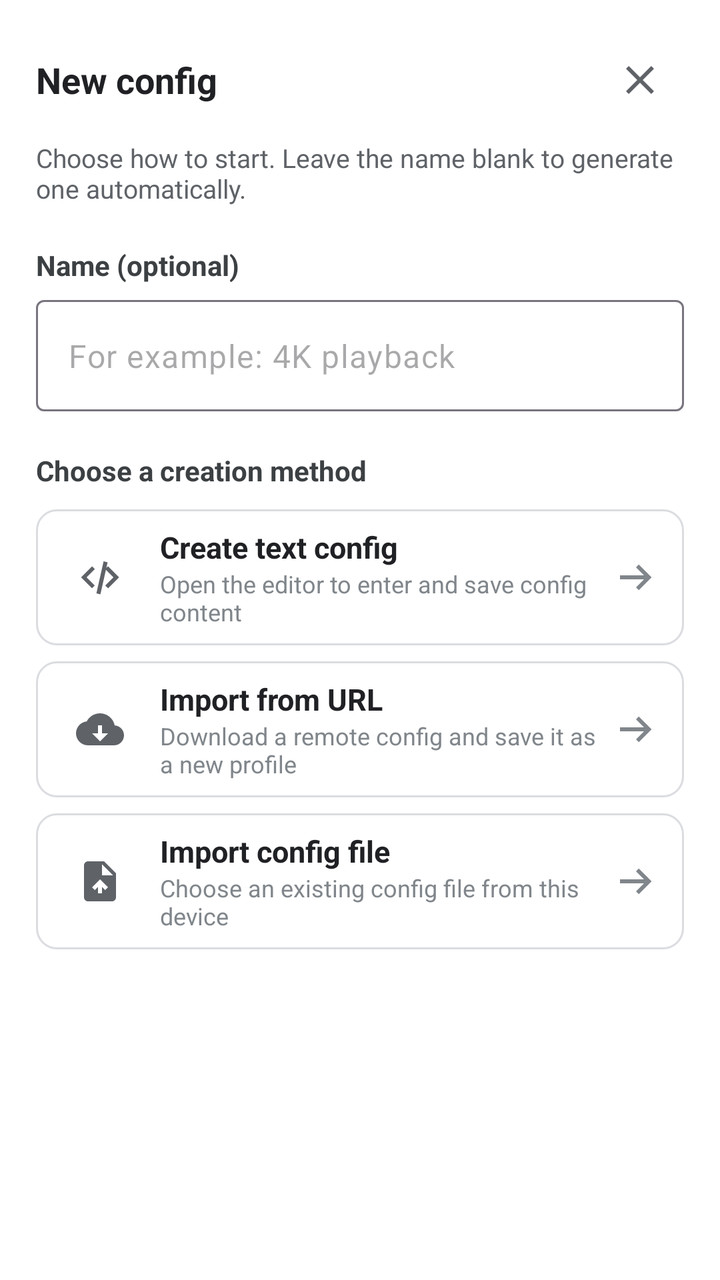
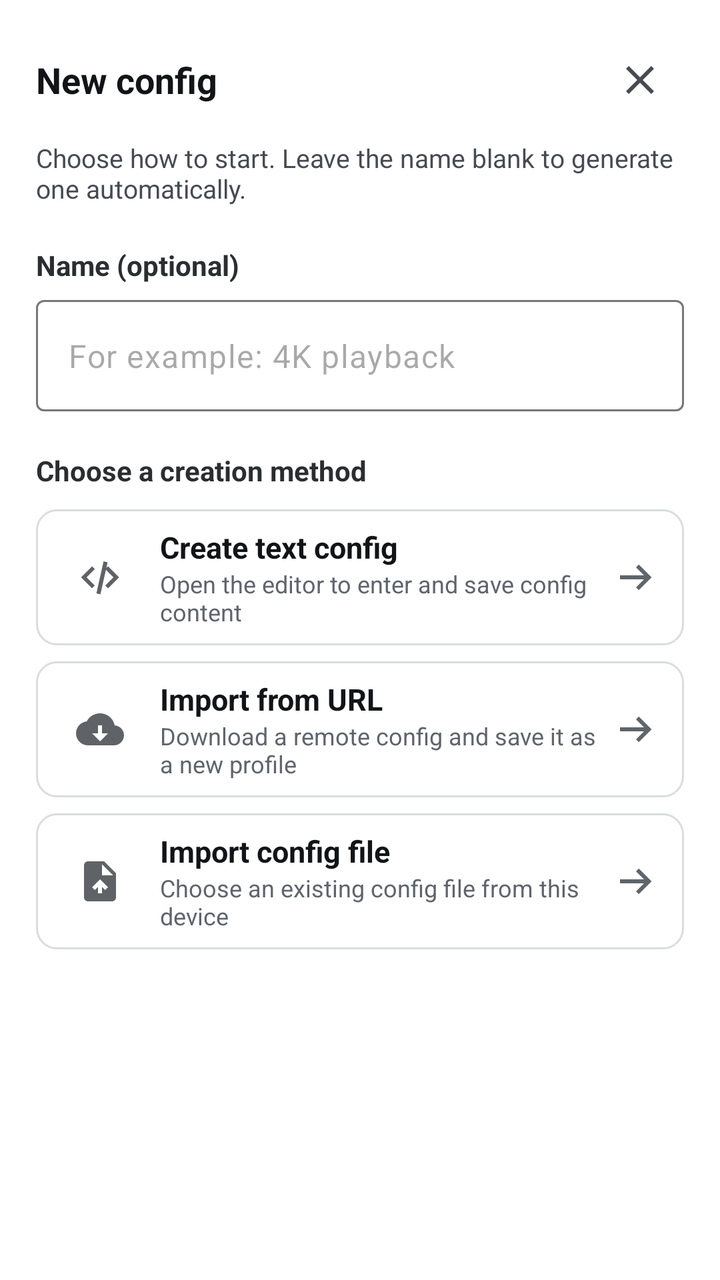

The first picture is an Android layout as it rendered before a commit; the second is the same layout after the commit. The layout source and the unified diff follow.
<!-- AndroidManifest.xml: application theme Theme.App -->
<!-- res/layout/dialog_mpv_config_create.xml -->
<?xml version="1.0" encoding="utf-8"?>
<androidx.appcompat.widget.LinearLayoutCompat xmlns:android="http://schemas.android.com/apk/res/android"
    xmlns:app="http://schemas.android.com/apk/res-auto"
    android:layout_width="match_parent"
    android:layout_height="wrap_content"
    android:background="@drawable/shape_shell_proxy_dialog"
    android:orientation="vertical"
    android:padding="18dp">

    <androidx.appcompat.widget.LinearLayoutCompat
        android:layout_width="match_parent"
        android:layout_height="44dp"
        android:gravity="center_vertical"
        android:orientation="horizontal">

        <com.google.android.material.textview.MaterialTextView
            android:id="@+id/createTitle"
            android:layout_width="0dp"
            android:layout_height="wrap_content"
            android:layout_weight="1"
            android:gravity="start|center_vertical"
            android:text="@string/mpv_config_create_title"
            android:textColor="#202124"
            android:textSize="18sp"
            android:textStyle="bold" />

        <androidx.appcompat.widget.AppCompatImageButton
            android:id="@+id/close"
            android:layout_width="44dp"
            android:layout_height="40dp"
            android:background="@drawable/selector_mpv_icon_button"
            android:contentDescription="@string/mpv_config_close"
            android:focusable="true"
            android:padding="10dp"
            android:src="@drawable/ic_dialog_close"
            android:tint="#5F6368" />

    </androidx.appcompat.widget.LinearLayoutCompat>

    <com.google.android.material.textview.MaterialTextView
        android:id="@+id/chooseAction"
        android:layout_width="match_parent"
        android:layout_height="wrap_content"
        android:layout_marginTop="8dp"
        android:text="@string/mpv_config_create_desc"
        android:textColor="#5F6368"
        android:textSize="13sp" />

    <com.google.android.material.textview.MaterialTextView
        android:id="@+id/nameLabel"
        android:layout_width="match_parent"
        android:layout_height="wrap_content"
        android:layout_marginTop="20dp"
        android:text="@string/mpv_config_name_optional"
        android:textColor="#3C4043"
        android:textSize="14sp"
        android:textStyle="bold" />

    <com.google.android.material.textfield.TextInputLayout
        android:id="@+id/nameLayout"
        style="@style/Widget.Material3.TextInputLayout.OutlinedBox"
        android:layout_width="match_parent"
        android:layout_height="wrap_content"
        android:layout_marginTop="8dp"
        app:hintEnabled="false">

        <com.google.android.material.textfield.TextInputEditText
            android:id="@+id/name"
            android:layout_width="match_parent"
            android:layout_height="wrap_content"
            android:hint="@string/mpv_config_name_example"
            android:imeOptions="actionNext"
            android:inputType="textCapSentences"
            android:maxLines="1" />

    </com.google.android.material.textfield.TextInputLayout>

    <androidx.appcompat.widget.LinearLayoutCompat
        android:id="@+id/scriptSettingsPanel"
        android:layout_width="match_parent"
        android:layout_height="wrap_content"
        android:layout_marginTop="16dp"
        android:orientation="vertical"
        android:visibility="gone">

        <androidx.appcompat.widget.LinearLayoutCompat
            android:id="@+id/scriptEnabledRow"
            android:layout_width="match_parent"
            android:layout_height="wrap_content"
            android:layout_marginBottom="8dp"
            android:gravity="center_vertical"
            android:orientation="horizontal"
            android:visibility="gone">

            <com.google.android.material.textview.MaterialTextView
                android:layout_width="0dp"
                android:layout_height="wrap_content"
                android:layout_weight="1"
                android:labelFor="@id/scriptEnabled"
                android:text="@string/mpv_config_script_enabled"
                android:textColor="#3C4043"
                android:textSize="14sp"
                android:textStyle="bold" />

            <com.google.android.material.switchmaterial.SwitchMaterial
                android:id="@+id/scriptEnabled"
                android:layout_width="wrap_content"
                android:layout_height="wrap_content"
                android:checked="true" />

        </androidx.appcompat.widget.LinearLayoutCompat>

        <androidx.appcompat.widget.LinearLayoutCompat
            android:layout_width="match_parent"
            android:layout_height="wrap_content"
            android:gravity="center_vertical"
            android:orientation="horizontal">

            <com.google.android.material.textview.MaterialTextView
                android:layout_width="0dp"
                android:layout_height="wrap_content"
                android:layout_weight="1"
                android:text="@string/mpv_config_custom_button_enabled"
                android:textColor="#3C4043"
                android:textSize="14sp"
                android:textStyle="bold" />

            <com.google.android.material.switchmaterial.SwitchMaterial
                android:id="@+id/buttonEnabled"
                android:layout_width="wrap_content"
                android:layout_height="wrap_content"
                android:checked="true" />

        </androidx.appcompat.widget.LinearLayoutCompat>

        <com.google.android.material.textview.MaterialTextView
            android:layout_width="match_parent"
            android:layout_height="wrap_content"
            android:layout_marginTop="18dp"
            android:text="@string/mpv_config_custom_button_trigger"
            android:textColor="#3C4043"
            android:textSize="14sp"
            android:textStyle="bold" />

        <com.google.android.material.button.MaterialButtonToggleGroup
            android:id="@+id/triggerGroup"
            android:layout_width="match_parent"
            android:layout_height="48dp"
            android:layout_marginTop="8dp"
            app:checkedButton="@id/triggerClick"
            app:selectionRequired="true"
            app:singleSelection="true">

            <com.google.android.material.button.MaterialButton
                android:id="@+id/triggerClick"
                style="@style/Widget.Material3.Button.OutlinedButton"
                android:layout_width="0dp"
                android:layout_height="match_parent"
                android:layout_weight="1"
                android:minHeight="0dp"
                android:text="@string/mpv_config_custom_button_trigger_click" />

            <com.google.android.material.button.MaterialButton
                android:id="@+id/triggerLong"
                style="@style/Widget.Material3.Button.OutlinedButton"
                android:layout_width="0dp"
                android:layout_height="match_parent"
                android:layout_weight="1"
                android:minHeight="0dp"
                android:text="@string/mpv_config_custom_button_trigger_long" />

            <com.google.android.material.button.MaterialButton
                android:id="@+id/triggerStartup"
                style="@style/Widget.Material3.Button.OutlinedButton"
                android:layout_width="0dp"
                android:layout_height="match_parent"
                android:layout_weight="1"
                android:minHeight="0dp"
                android:text="@string/mpv_config_custom_button_trigger_startup" />

        </com.google.android.material.button.MaterialButtonToggleGroup>

    </androidx.appcompat.widget.LinearLayoutCompat>

    <androidx.appcompat.widget.LinearLayoutCompat
        android:id="@+id/scriptButtonPanel"
        android:layout_width="match_parent"
        android:layout_height="wrap_content"
        android:layout_marginTop="10dp"
        android:orientation="vertical"
        android:visibility="gone">

        <com.google.android.material.button.MaterialButton
            android:id="@+id/scriptEdit"
            style="@style/Widget.Material3.Button.OutlinedButton"
            android:layout_width="match_parent"
            android:layout_height="44dp"
            android:minHeight="44dp"
            android:text="@string/mpv_config_script_open_editor"
            android:visibility="gone" />

        <com.fongmi.android.tv.ui.custom.MpvConfigEditText
            android:id="@+id/scriptCode"
            android:layout_width="match_parent"
            android:layout_height="wrap_content"
            android:layout_marginTop="10dp"
            android:background="@drawable/shape_mpv_editor"
            android:gravity="top|start"
            android:hint="@string/mpv_config_custom_button_code_hint"
            android:inputType="textMultiLine|textNoSuggestions"
            android:minHeight="260dp"
            android:overScrollMode="ifContentScrolls"
            android:padding="12dp"
            android:scrollbars="vertical|horizontal"
            android:textColor="#303134"
            android:textSize="13sp" />

        <androidx.appcompat.widget.LinearLayoutCompat
            android:layout_width="match_parent"
            android:layout_height="30dp"
            android:gravity="center_vertical"
            android:paddingStart="4dp"
            android:paddingEnd="4dp">

            <com.google.android.material.textview.MaterialTextView
                android:id="@+id/scriptStats"
                android:layout_width="wrap_content"
                android:layout_height="wrap_content"
                android:textColor="#80868B"
                android:textSize="11sp" />

        </androidx.appcompat.widget.LinearLayoutCompat>

        <androidx.appcompat.widget.LinearLayoutCompat
            android:layout_width="match_parent"
            android:layout_height="wrap_content"
            android:layout_marginTop="14dp"
            android:gravity="end|center_vertical"
            android:orientation="horizontal">

            <com.google.android.material.button.MaterialButton
                android:id="@+id/buttonCancel"
                style="@style/Widget.Material3.Button.OutlinedButton"
                android:layout_width="wrap_content"
                android:layout_height="40dp"
                android:minHeight="40dp"
                android:text="@string/mpv_config_close" />

            <com.google.android.material.button.MaterialButton
                android:id="@+id/buttonSave"
                style="@style/Widget.Material3.Button"
                android:layout_width="wrap_content"
                android:layout_height="40dp"
                android:layout_marginStart="8dp"
                android:minHeight="40dp"
                android:text="@string/mpv_config_save"
                android:textColor="@color/dialog_primary_button_text"
                app:backgroundTint="@color/dialog_primary_button_bg" />

        </androidx.appcompat.widget.LinearLayoutCompat>

    </androidx.appcompat.widget.LinearLayoutCompat>

    <com.google.android.material.textview.MaterialTextView
        android:id="@+id/methodLabel"
        android:layout_width="match_parent"
        android:layout_height="wrap_content"
        android:layout_marginTop="20dp"
        android:text="@string/mpv_config_choose_action"
        android:textColor="#3C4043"
        android:textSize="14sp"
        android:textStyle="bold" />

    <androidx.appcompat.widget.LinearLayoutCompat
        android:id="@+id/textOption"
        android:layout_width="match_parent"
        android:layout_height="68dp"
        android:layout_marginTop="10dp"
        android:background="@drawable/selector_mpv_create_action"
        android:clickable="true"
        android:focusable="true"
        android:gravity="center_vertical"
        android:orientation="horizontal"
        android:paddingStart="14dp"
        android:paddingEnd="12dp">

        <androidx.appcompat.widget.AppCompatImageView
            android:layout_width="36dp"
            android:layout_height="36dp"
            android:padding="6dp"
            android:src="@drawable/ic_mpv_text_config" />

        <androidx.appcompat.widget.LinearLayoutCompat
            android:layout_width="0dp"
            android:layout_height="wrap_content"
            android:layout_marginStart="12dp"
            android:layout_weight="1"
            android:orientation="vertical">

            <com.google.android.material.textview.MaterialTextView
                android:id="@+id/textOptionTitle"
                android:layout_width="match_parent"
                android:layout_height="wrap_content"
                android:text="@string/mpv_config_text_edit"
                android:textColor="#202124"
                android:textSize="15sp"
                android:textStyle="bold" />

            <com.google.android.material.textview.MaterialTextView
                android:id="@+id/textOptionDesc"
                android:layout_width="match_parent"
                android:layout_height="wrap_content"
                android:text="@string/mpv_config_text_edit_desc"
                android:textColor="#80868B"
                android:textSize="12sp" />

        </androidx.appcompat.widget.LinearLayoutCompat>

        <androidx.appcompat.widget.AppCompatImageView
            android:layout_width="24dp"
            android:layout_height="24dp"
            android:src="@drawable/ic_sync_arrow_right"
            android:tint="#80868B" />

    </androidx.appcompat.widget.LinearLayoutCompat>

    <androidx.appcompat.widget.LinearLayoutCompat
        android:id="@+id/urlOption"
        android:layout_width="match_parent"
        android:layout_height="68dp"
        android:layout_marginTop="8dp"
        android:background="@drawable/selector_mpv_create_action"
        android:clickable="true"
        android:focusable="true"
        android:gravity="center_vertical"
        android:orientation="horizontal"
        android:paddingStart="14dp"
        android:paddingEnd="12dp">

        <androidx.appcompat.widget.AppCompatImageView
            android:layout_width="36dp"
            android:layout_height="36dp"
            android:padding="6dp"
            android:src="@drawable/ic_git_cloud_download" />

        <androidx.appcompat.widget.LinearLayoutCompat
            android:layout_width="0dp"
            android:layout_height="wrap_content"
            android:layout_marginStart="12dp"
            android:layout_weight="1"
            android:orientation="vertical">

            <com.google.android.material.textview.MaterialTextView
                android:id="@+id/urlOptionTitle"
                android:layout_width="match_parent"
                android:layout_height="wrap_content"
                android:text="@string/mpv_config_import_url"
                android:textColor="#202124"
                android:textSize="15sp"
                android:textStyle="bold" />

            <com.google.android.material.textview.MaterialTextView
                android:id="@+id/urlOptionDesc"
                android:layout_width="match_parent"
                android:layout_height="wrap_content"
                android:text="@string/mpv_config_import_url_desc"
                android:textColor="#80868B"
                android:textSize="12sp" />

        </androidx.appcompat.widget.LinearLayoutCompat>

        <androidx.appcompat.widget.AppCompatImageView
            android:layout_width="24dp"
            android:layout_height="24dp"
            android:src="@drawable/ic_sync_arrow_right"
            android:tint="#80868B" />

    </androidx.appcompat.widget.LinearLayoutCompat>

    <androidx.appcompat.widget.LinearLayoutCompat
        android:id="@+id/importOption"
        android:layout_width="match_parent"
        android:layout_height="68dp"
        android:layout_marginTop="8dp"
        android:layout_marginBottom="2dp"
        android:background="@drawable/selector_mpv_create_action"
        android:clickable="true"
        android:focusable="true"
        android:gravity="center_vertical"
        android:orientation="horizontal"
        android:paddingStart="14dp"
        android:paddingEnd="12dp">

        <androidx.appcompat.widget.AppCompatImageView
            android:layout_width="36dp"
            android:layout_height="36dp"
            android:padding="6dp"
            android:src="@drawable/ic_mpv_import_config" />

        <androidx.appcompat.widget.LinearLayoutCompat
            android:layout_width="0dp"
            android:layout_height="wrap_content"
            android:layout_marginStart="12dp"
            android:layout_weight="1"
            android:orientation="vertical">

            <com.google.android.material.textview.MaterialTextView
                android:id="@+id/importOptionTitle"
                android:layout_width="match_parent"
                android:layout_height="wrap_content"
                android:text="@string/mpv_config_import_file"
                android:textColor="#202124"
                android:textSize="15sp"
                android:textStyle="bold" />

            <com.google.android.material.textview.MaterialTextView
                android:id="@+id/importOptionDesc"
                android:layout_width="match_parent"
                android:layout_height="wrap_content"
                android:text="@string/mpv_config_import_file_desc"
                android:textColor="#80868B"
                android:textSize="12sp" />

        </androidx.appcompat.widget.LinearLayoutCompat>

        <androidx.appcompat.widget.AppCompatImageView
            android:layout_width="24dp"
            android:layout_height="24dp"
            android:src="@drawable/ic_sync_arrow_right"
            android:tint="#80868B" />

    </androidx.appcompat.widget.LinearLayoutCompat>

    <androidx.appcompat.widget.LinearLayoutCompat
        android:id="@+id/urlPanel"
        android:layout_width="match_parent"
        android:layout_height="wrap_content"
        android:layout_marginTop="20dp"
        android:orientation="vertical"
        android:visibility="gone">

        <com.google.android.material.textview.MaterialTextView
            android:layout_width="match_parent"
            android:layout_height="wrap_content"
            android:text="@string/mpv_config_import_url"
            android:textColor="#3C4043"
            android:textSize="14sp"
            android:textStyle="bold" />

        <com.google.android.material.textfield.TextInputLayout
            android:id="@+id/urlLayout"
            style="@style/Widget.Material3.TextInputLayout.OutlinedBox"
            android:layout_width="match_parent"
            android:layout_height="wrap_content"
            android:layout_marginTop="8dp"
            app:hintEnabled="false">

            <com.google.android.material.textfield.TextInputEditText
                android:id="@+id/url"
                android:layout_width="match_parent"
                android:layout_height="wrap_content"
                android:hint="@string/mpv_config_url_hint"
                android:imeOptions="actionDone"
                android:inputType="textUri"
                android:maxLines="1" />

        </com.google.android.material.textfield.TextInputLayout>

        <androidx.appcompat.widget.LinearLayoutCompat
            android:layout_width="match_parent"
            android:layout_height="wrap_content"
            android:layout_marginTop="16dp"
            android:gravity="end|center_vertical"
            android:orientation="horizontal">

            <com.google.android.material.button.MaterialButton
                android:id="@+id/urlBack"
                style="@style/Widget.Material3.Button.OutlinedButton"
                android:layout_width="wrap_content"
                android:layout_height="40dp"
                android:minWidth="64dp"
                android:text="@string/mpv_config_method"
                android:textColor="@color/dialog_outlined_button_text"
                app:backgroundTint="@color/dialog_outlined_button_bg"
                app:strokeColor="@color/dialog_outlined_button_stroke" />

            <com.google.android.material.button.MaterialButton
                android:id="@+id/urlImport"
                style="@style/Widget.Material3.Button"
                android:layout_width="wrap_content"
                android:layout_height="40dp"
                android:layout_marginStart="8dp"
                android:minHeight="40dp"
                android:text="@string/mpv_config_import"
                android:textColor="@color/dialog_primary_button_text"
                app:backgroundTint="@color/dialog_primary_button_bg" />

        </androidx.appcompat.widget.LinearLayoutCompat>

    </androidx.appcompat.widget.LinearLayoutCompat>

</androidx.appcompat.widget.LinearLayoutCompat>
<!-- resources referenced by this layout -->
<resources>
  <!-- drawable ic_dialog_close (drawable) -->
  <?xml version="1.0" encoding="utf-8"?>
  <vector xmlns:android="http://schemas.android.com/apk/res/android"
      android:width="24dp"
      android:height="24dp"
      android:viewportWidth="24"
      android:viewportHeight="24">
      <path
          android:fillColor="@android:color/white"
          android:pathData="M19,6.41L17.59,5 12,10.59 6.41,5 5,6.41 10.59,12 5,17.59 6.41,19 12,13.41 17.59,19 19,17.59 13.41,12z" />
  </vector>
  <!-- drawable ic_sync_arrow_right (drawable) -->
  <vector xmlns:android="http://schemas.android.com/apk/res/android"
      android:width="24dp"
      android:height="24dp"
      android:viewportWidth="24"
      android:viewportHeight="24">
      <path
          android:fillColor="#FFFFFFFF"
          android:pathData="M13.4,5.6L19.8,12L13.4,18.4L12,17L16,13H4V11H16L12,7L13.4,5.6Z" />
  </vector>
  <!-- drawable shape_mpv_editor (drawable) -->
  <?xml version="1.0" encoding="utf-8"?>
  <shape xmlns:android="http://schemas.android.com/apk/res/android" android:shape="rectangle">
      <solid android:color="#FFFFFF" />
      <corners android:radius="8dp" />
      <stroke android:width="1dp" android:color="#DADCE0" />
  </shape>
  <!-- drawable shape_shell_proxy_dialog (drawable) -->
  <?xml version="1.0" encoding="utf-8"?>
  <shape xmlns:android="http://schemas.android.com/apk/res/android"
      android:shape="rectangle">
  
      <solid android:color="@color/white" />
  
      <corners android:radius="8dp" />
  
  </shape>
  <string name="mpv_config_choose_action">Choose a creation method</string>
  <string name="mpv_config_close">Close</string>
  <string name="mpv_config_create_desc">Choose how to start. Leave the name blank to generate one automatically.</string>
  <string name="mpv_config_create_title">New config</string>
  <string name="mpv_config_custom_button_code_hint">Enter Lua script</string>
  <string name="mpv_config_custom_button_enabled">Enable button</string>
  <string name="mpv_config_custom_button_trigger">Trigger</string>
  <string name="mpv_config_custom_button_trigger_click">Click</string>
  <string name="mpv_config_custom_button_trigger_long">Long press</string>
  <string name="mpv_config_custom_button_trigger_startup">On startup</string>
  <string name="mpv_config_import">Import</string>
  <string name="mpv_config_import_file">Import config file</string>
  <string name="mpv_config_import_file_desc">Choose an existing config file from this device</string>
  <string name="mpv_config_import_url">Import from URL</string>
  <string name="mpv_config_import_url_desc">Download a remote config and save it as a new profile</string>
  <string name="mpv_config_method">Config method</string>
  <string name="mpv_config_name_example">For example: 4K playback</string>
  <string name="mpv_config_name_optional">Name (optional)</string>
  <string name="mpv_config_save">Save</string>
  <string name="mpv_config_script_enabled">Enable script</string>
  <string name="mpv_config_script_open_editor">Open editor</string>
  <string name="mpv_config_text_edit">Create text config</string>
  <string name="mpv_config_text_edit_desc">Open the editor to enter and save config content</string>
  <string name="mpv_config_url_hint">https://example.com/mpv.conf</string>
  <style name="Theme.App" parent="Theme.XingChen">
          <item name="android:windowDisablePreview">true</item>
          <item name="android:windowSplashScreenBackground">#000000</item>
          <item name="android:windowBackground">#000000</item>
      </style>
  <color name="white">#FFFFFF</color>
  <style name="Theme.XingChen" parent="Theme.Material3.DayNight.NoActionBar">
          <item name="android:windowBackground">@android:color/transparent</item>
                <item name="android:colorBackground">@android:color/transparent</item>
          <item name="colorPrimary">#f0a400</item>
          <item name="colorPrimaryVariant">#c07f00</item>
          <item name="colorOnPrimary">@android:color/white</item>
      </style>
  <!-- unchanged entries left out for length: 5 -->
</resources>

<!-- the commit's change to res/layout/dialog_mpv_config_create.xml (unified diff, before → after) -->
@@ -20,7 +20,7 @@
             android:layout_weight="1"
             android:gravity="start|center_vertical"
             android:text="@string/mpv_config_create_title"
-            android:textColor="#202124"
+            android:textColor="#121417"
             android:textSize="18sp"
             android:textStyle="bold" />
 
@@ -33,7 +33,7 @@
             android:focusable="true"
             android:padding="10dp"
             android:src="@drawable/ic_dialog_close"
-            android:tint="#5F6368" />
+            android:tint="#464B53" />
 
     </androidx.appcompat.widget.LinearLayoutCompat>
 
@@ -43,7 +43,7 @@
         android:layout_height="wrap_content"
         android:layout_marginTop="8dp"
         android:text="@string/mpv_config_create_desc"
-        android:textColor="#5F6368"
+        android:textColor="#464B53"
         android:textSize="13sp" />
 
     <com.google.android.material.textview.MaterialTextView
@@ -52,7 +52,7 @@
         android:layout_height="wrap_content"
         android:layout_marginTop="20dp"
         android:text="@string/mpv_config_name_optional"
-        android:textColor="#3C4043"
+        android:textColor="#2B2E31"
         android:textSize="14sp"
         android:textStyle="bold" />
 
@@ -98,7 +98,7 @@
                 android:layout_weight="1"
                 android:labelFor="@id/scriptEnabled"
                 android:text="@string/mpv_config_script_enabled"
-                android:textColor="#3C4043"
+                android:textColor="#2B2E31"
                 android:textSize="14sp"
                 android:textStyle="bold" />
 
@@ -121,7 +121,7 @@
                 android:layout_height="wrap_content"
                 android:layout_weight="1"
                 android:text="@string/mpv_config_custom_button_enabled"
-                android:textColor="#3C4043"
+                android:textColor="#2B2E31"
                 android:textSize="14sp"
                 android:textStyle="bold" />
 
@@ -138,7 +138,7 @@
             android:layout_height="wrap_content"
             android:layout_marginTop="18dp"
             android:text="@string/mpv_config_custom_button_trigger"
-            android:textColor="#3C4043"
+            android:textColor="#2B2E31"
             android:textSize="14sp"
             android:textStyle="bold" />
 
@@ -212,7 +212,7 @@
             android:overScrollMode="ifContentScrolls"
             android:padding="12dp"
             android:scrollbars="vertical|horizontal"
-            android:textColor="#303134"
+            android:textColor="#1E2023"
             android:textSize="13sp" />
 
         <androidx.appcompat.widget.LinearLayoutCompat
@@ -226,7 +226,7 @@
                 android:id="@+id/scriptStats"
                 android:layout_width="wrap_content"
                 android:layout_height="wrap_content"
-                android:textColor="#80868B"
+                android:textColor="#5F656D"
                 android:textSize="11sp" />
 
         </androidx.appcompat.widget.LinearLayoutCompat>
@@ -267,7 +267,7 @@
         android:layout_height="wrap_content"
         android:layout_marginTop="20dp"
         android:text="@string/mpv_config_choose_action"
-        android:textColor="#3C4043"
+        android:textColor="#2B2E31"
         android:textSize="14sp"
         android:textStyle="bold" />
 
@@ -302,7 +302,7 @@
                 android:layout_width="match_parent"
                 android:layout_height="wrap_content"
                 android:text="@string/mpv_config_text_edit"
-                android:textColor="#202124"
+                android:textColor="#121417"
                 android:textSize="15sp"
                 android:textStyle="bold" />
 
@@ -311,7 +311,7 @@
                 android:layout_width="match_parent"
                 android:layout_height="wrap_content"
                 android:text="@string/mpv_config_text_edit_desc"
-                android:textColor="#80868B"
+                android:textColor="#5F656D"
                 android:textSize="12sp" />
 
         </androidx.appcompat.widget.LinearLayoutCompat>
@@ -320,7 +320,7 @@
             android:layout_width="24dp"
             android:layout_height="24dp"
             android:src="@drawable/ic_sync_arrow_right"
-            android:tint="#80868B" />
+            android:tint="#5F656D" />
 
     </androidx.appcompat.widget.LinearLayoutCompat>
 
@@ -355,7 +355,7 @@
                 android:layout_width="match_parent"
                 android:layout_height="wrap_content"
                 android:text="@string/mpv_config_import_url"
-                android:textColor="#202124"
+                android:textColor="#121417"
                 android:textSize="15sp"
                 android:textStyle="bold" />
 
@@ -364,7 +364,7 @@
                 android:layout_width="match_parent"
                 android:layout_height="wrap_content"
                 android:text="@string/mpv_config_import_url_desc"
-                android:textColor="#80868B"
+                android:textColor="#5F656D"
                 android:textSize="12sp" />
 
         </androidx.appcompat.widget.LinearLayoutCompat>
@@ -373,7 +373,7 @@
             android:layout_width="24dp"
             android:layout_height="24dp"
             android:src="@drawable/ic_sync_arrow_right"
-            android:tint="#80868B" />
+            android:tint="#5F656D" />
 
     </androidx.appcompat.widget.LinearLayoutCompat>
 
@@ -409,7 +409,7 @@
                 android:layout_width="match_parent"
                 android:layout_height="wrap_content"
                 android:text="@string/mpv_config_import_file"
-                android:textColor="#202124"
+                android:textColor="#121417"
                 android:textSize="15sp"
                 android:textStyle="bold" />
 
@@ -418,7 +418,7 @@
                 android:layout_width="match_parent"
                 android:layout_height="wrap_content"
                 android:text="@string/mpv_config_import_file_desc"
-                android:textColor="#80868B"
+                android:textColor="#5F656D"
                 android:textSize="12sp" />
 
         </androidx.appcompat.widget.LinearLayoutCompat>
@@ -427,7 +427,7 @@
             android:layout_width="24dp"
             android:layout_height="24dp"
             android:src="@drawable/ic_sync_arrow_right"
-            android:tint="#80868B" />
+            android:tint="#5F656D" />
 
     </androidx.appcompat.widget.LinearLayoutCompat>
 
@@ -443,7 +443,7 @@
             android:layout_width="match_parent"
             android:layout_height="wrap_content"
             android:text="@string/mpv_config_import_url"
-            android:textColor="#3C4043"
+            android:textColor="#2B2E31"
             android:textSize="14sp"
             android:textStyle="bold" />
 
